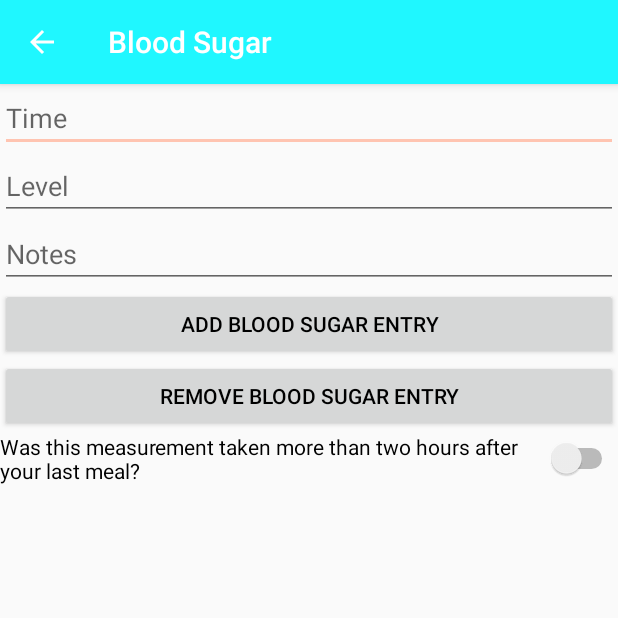
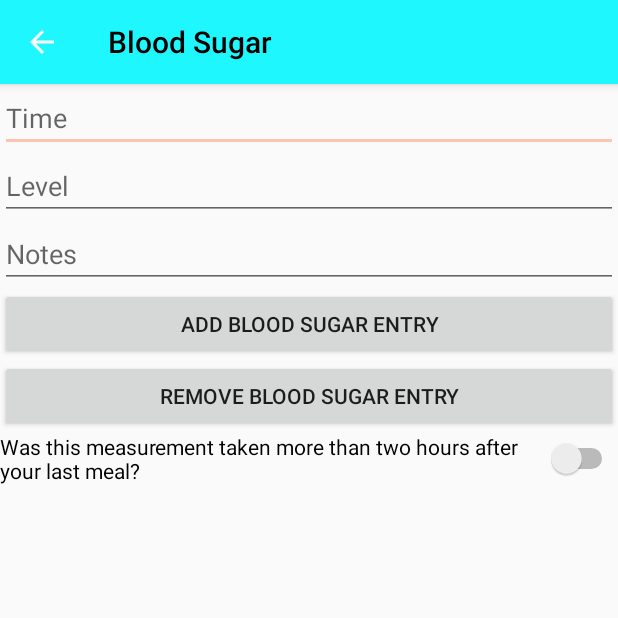
Before and after one commit to WorldofKerry/Medicare, an Android app: the AddBloodSugarActivity screen opened directly, with no data from a screen before it, on a phone screen of 412 x 824 dp, the top half of it. Run offline under Robolectric (Android 15) with nearby library versions, the phone set to English and light mode, and no system bars.

Commit message:
Fix action bar text colour

```diff
--- a/app/src/main/res/values/styles.xml
+++ b/app/src/main/res/values/styles.xml
@@ -3,12 +3,18 @@
     <!-- Base application theme. -->
     <style name="AppTheme" parent="Theme.AppCompat.Light.DarkActionBar">
         <!-- Customize your theme here. -->
-        <item name="android:textColorPrimary">@color/colorBlack</item>
         <item name="colorPrimary">@color/colorPrimary</item>
         <item name="colorPrimaryDark">@color/colorPrimaryDark</item>
         <item name="colorAccent">@color/colorAccent</item>
+        <item name="actionBarStyle">@style/actionBarStyle</item>
+    </style>
 
+    <style name="actionBarStyle" parent="@style/Widget.AppCompat.ActionBar.Solid">
+        <item name="titleTextStyle">@style/toolbarTextStyle</item>
+    </style>
 
+    <style name="toolbarTextStyle" parent="@style/TextAppearance.AppCompat.Widget.ActionBar.Title">
+        <item name="android:textColor">@color/colorBlack</item>
     </style>
 
     <style name="customFab">
```
